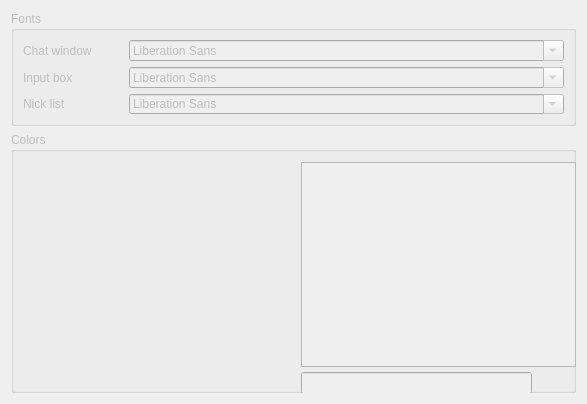
Old version of the form iconfig/iconfigcustomize.ui in the repository daniel-Jones/IdealIRC.
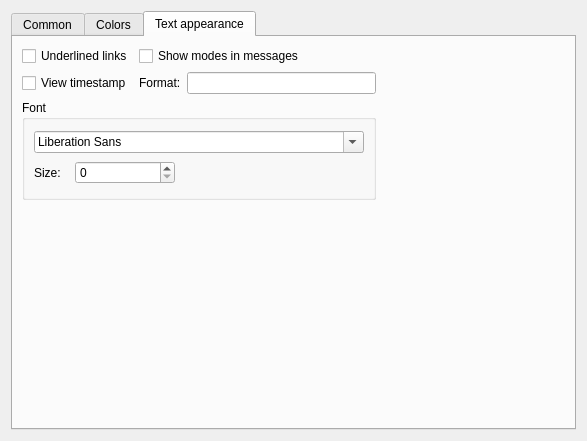
New version of the form. The open tabs and pages were chosen to show the change.

Commit message: - New options in config dialog:   - Show options on startup   - Show whois in active window   - Show timestamp     - Added customizing of timestamp   - Show modes in messages   - Custom fonts

Diff of the .ui file:
```diff
--- a/iconfig/iconfigcustomize.ui
+++ b/iconfig/iconfigcustomize.ui
@@ -3,14 +3,14 @@
  <class>IConfigCustomize</class>
  <widget class="QWidget" name="IConfigCustomize">
   <property name="enabled">
-   <bool>false</bool>
+   <bool>true</bool>
   </property>
   <property name="geometry">
    <rect>
     <x>0</x>
     <y>0</y>
     <width>587</width>
-    <height>404</height>
+    <height>441</height>
    </rect>
   </property>
   <property name="windowTitle">
@@ -18,102 +18,73 @@
   </property>
   <layout class="QGridLayout" name="gridLayout_2">
    <item row="0" column="0">
-    <widget class="QGroupBox" name="groupBox">
-     <property name="minimumSize">
-      <size>
-       <width>0</width>
-       <height>115</height>
-      </size>
+    <widget class="QTabWidget" name="tabWidget">
+     <property name="currentIndex">
+      <number>0</number>
      </property>
-     <property name="maximumSize">
-      <size>
-       <width>16777215</width>
-       <height>115</height>
-      </size>
-     </property>
-     <property name="title">
-      <string>Fonts</string>
-     </property>
-     <layout class="QGridLayout" name="gridLayout">
-      <item row="0" column="0">
-       <widget class="QLabel" name="label">
-        <property name="minimumSize">
-         <size>
-          <width>100</width>
-          <height>0</height>
-         </size>
-        </property>
-        <property name="maximumSize">
-         <size>
-          <width>100</width>
-          <height>16777215</height>
-         </size>
-        </property>
+     <widget class="QWidget" name="tab">
+      <attribute name="title">
+       <string>Common</string>
+      </attribute>
+      <widget class="QCheckBox" name="chkShowOptions">
+       <property name="geometry">
+        <rect>
+         <x>10</x>
+         <y>20</y>
+         <width>171</width>
+         <height>19</height>
+        </rect>
+       </property>
+       <property name="text">
+        <string>Show Options upon start</string>
+       </property>
+      </widget>
+      <widget class="QCheckBox" name="chkShowWhois">
+       <property name="geometry">
+        <rect>
+         <x>190</x>
+         <y>20</y>
+         <width>201</width>
+         <height>19</height>
+        </rect>
+       </property>
         <property name="text">
-         <string>Chat window</string>
-        </property>
-       </widget>
-      </item>
-      <item row="0" column="1">
-       <widget class="QFontComboBox" name="fontComboBox"/>
-      </item>
-      <item row="1" column="0">
+        <string>Show /whois in active window</string>
+       </property>
+      </widget>
        <widget class="QLabel" name="label_2">
-        <property name="minimumSize">
-         <size>
-          <width>100</width>
-          <height>0</height>
-         </size>
-        </property>
-        <property name="maximumSize">
-         <size>
-          <width>100</width>
-          <height>16777215</height>
-         </size>
-        </property>
+       <property name="geometry">
+        <rect>
+         <x>10</x>
+         <y>60</y>
+         <width>81</width>
+         <height>16</height>
+        </rect>
+       </property>
         <property name="text">
-         <string>Input box</string>
-        </property>
-       </widget>
-      </item>
-      <item row="1" column="1">
-       <widget class="QFontComboBox" name="fontComboBox_2"/>
-      </item>
-      <item row="2" column="0">
-       <widget class="QLabel" name="label_3">
-        <property name="minimumSize">
-         <size>
-          <width>100</width>
-          <height>0</height>
-         </size>
-        </property>
-        <property name="maximumSize">
-         <size>
-          <width>100</width>
-          <height>16777215</height>
-         </size>
-        </property>
-        <property name="text">
-         <string>Nick list</string>
-        </property>
-       </widget>
-      </item>
-      <item row="2" column="1">
-       <widget class="QFontComboBox" name="fontComboBox_3"/>
-      </item>
-     </layout>
-    </widget>
-   </item>
-   <item row="1" column="0">
-    <widget class="QGroupBox" name="groupBox_2">
-     <property name="title">
+        <string>Quit message</string>
+       </property>
+      </widget>
+      <widget class="QLineEdit" name="edQuit">
+       <property name="geometry">
+        <rect>
+         <x>10</x>
+         <y>80</y>
+         <width>551</width>
+         <height>21</height>
+        </rect>
+       </property>
+      </widget>
+     </widget>
+     <widget class="QWidget" name="tab_2">
+      <attribute name="title">
       <string>Colors</string>
-     </property>
+      </attribute>
      <widget class="QLineEdit" name="colorCode">
       <property name="geometry">
        <rect>
         <x>290</x>
-        <y>240</y>
+         <y>220</y>
         <width>231</width>
         <height>22</height>
        </rect>
@@ -131,7 +102,7 @@
       <property name="geometry">
        <rect>
         <x>290</x>
-        <y>30</y>
+         <y>10</y>
         <width>275</width>
         <height>205</height>
        </rect>
@@ -156,13 +127,150 @@
       <property name="geometry">
        <rect>
         <x>530</x>
-        <y>240</y>
+         <y>220</y>
         <width>31</width>
         <height>21</height>
        </rect>
       </property>
      </widget>
     </widget>
+     <widget class="QWidget" name="tab_3">
+      <attribute name="title">
+       <string>Text appearance</string>
+      </attribute>
+      <layout class="QGridLayout" name="gridLayout_3">
+       <item row="0" column="0">
+        <widget class="QCheckBox" name="chkUnderlineLinks">
+         <property name="text">
+          <string>Underlined links</string>
+         </property>
+        </widget>
+       </item>
+       <item row="0" column="1" colspan="2">
+        <widget class="QCheckBox" name="chkModes">
+         <property name="text">
+          <string>Show modes in messages</string>
+         </property>
+        </widget>
+       </item>
+       <item row="0" column="3">
+        <spacer name="horizontalSpacer_2">
+         <property name="orientation">
+          <enum>Qt::Horizontal</enum>
+         </property>
+         <property name="sizeHint" stdset="0">
+          <size>
+           <width>186</width>
+           <height>20</height>
+          </size>
+         </property>
+        </spacer>
+       </item>
+       <item row="1" column="0">
+        <widget class="QCheckBox" name="chkTimestamp">
+         <property name="text">
+          <string>View timestamp</string>
+         </property>
+        </widget>
+       </item>
+       <item row="1" column="1">
+        <widget class="QLabel" name="label_3">
+         <property name="text">
+          <string>Format:</string>
+         </property>
+        </widget>
+       </item>
+       <item row="1" column="2">
+        <widget class="QLineEdit" name="edTimeFormat"/>
+       </item>
+       <item row="2" column="0" colspan="3">
+        <widget class="QGroupBox" name="groupBox">
+         <property name="minimumSize">
+          <size>
+           <width>0</width>
+           <height>100</height>
+          </size>
+         </property>
+         <property name="maximumSize">
+          <size>
+           <width>16777215</width>
+           <height>100</height>
+          </size>
+         </property>
+         <property name="title">
+          <string>Font</string>
+         </property>
+         <layout class="QGridLayout" name="gridLayout">
+          <item row="1" column="1">
+           <widget class="QSpinBox" name="spinBox">
+            <property name="minimumSize">
+             <size>
+              <width>100</width>
+              <height>0</height>
+             </size>
+            </property>
+            <property name="maximumSize">
+             <size>
+              <width>100</width>
+              <height>16777215</height>
+             </size>
+            </property>
+           </widget>
+          </item>
+          <item row="1" column="0">
+           <widget class="QLabel" name="label">
+            <property name="minimumSize">
+             <size>
+              <width>35</width>
+              <height>0</height>
+             </size>
+            </property>
+            <property name="maximumSize">
+             <size>
+              <width>35</width>
+              <height>16777215</height>
+             </size>
+            </property>
+            <property name="text">
+             <string>Size:</string>
+            </property>
+           </widget>
+          </item>
+          <item row="1" column="2">
+           <spacer name="horizontalSpacer">
+            <property name="orientation">
+             <enum>Qt::Horizontal</enum>
+            </property>
+            <property name="sizeHint" stdset="0">
+             <size>
+              <width>40</width>
+              <height>20</height>
+             </size>
+            </property>
+           </spacer>
+          </item>
+          <item row="0" column="0" colspan="3">
+           <widget class="QFontComboBox" name="fontComboBox"/>
+          </item>
+         </layout>
+        </widget>
+       </item>
+       <item row="3" column="0">
+        <spacer name="verticalSpacer">
+         <property name="orientation">
+          <enum>Qt::Vertical</enum>
+         </property>
+         <property name="sizeHint" stdset="0">
+          <size>
+           <width>20</width>
+           <height>219</height>
+          </size>
+         </property>
+        </spacer>
+       </item>
+      </layout>
+     </widget>
+    </widget>
    </item>
   </layout>
  </widget>
```
Left out of the diff: 19 changed lines with no effect on the pictures. Lines whose indentation alone changed are shown as unchanged. The commit also changes 14 other files.
